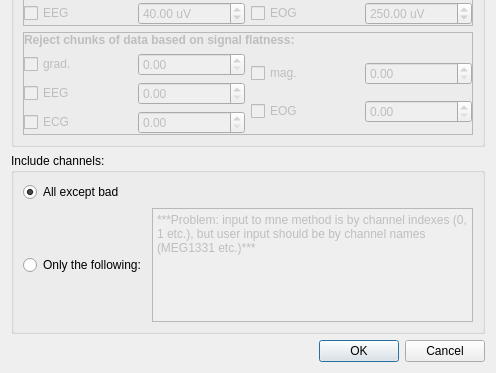
First picture: the form in meggie_batch/ui/qt4Designer_ui_files/covarianceRawDialog.ui, repository cibr-jyu/meggie, before the edit; both pictures show x 0 to 496 and y 458 to 831 of the 496 by 831 pixel window.
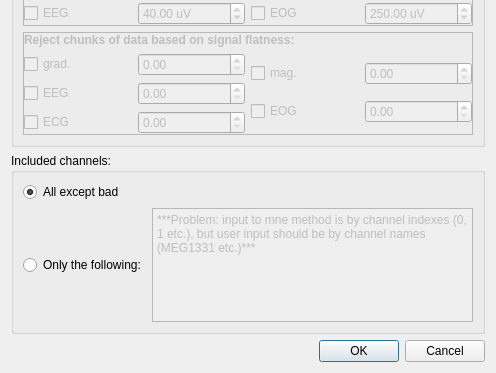
Second picture: the form after the edit.

The edit to the form file:
```diff
--- a/meggie_batch/ui/qt4Designer_ui_files/covarianceRawDialog.ui
+++ b/meggie_batch/ui/qt4Designer_ui_files/covarianceRawDialog.ui
@@ -443,7 +443,7 @@
    <item row="3" column="0">
     <widget class="QGroupBox" name="groupBoxIncludeChannels">
      <property name="title">
-      <string>Include channels:</string>
+      <string>Included channels:</string>
      </property>
      <layout class="QGridLayout" name="gridLayout_3">
       <item row="0" column="0">
```
Left out of the diff: 1 changed line with no effect on the pictures.
